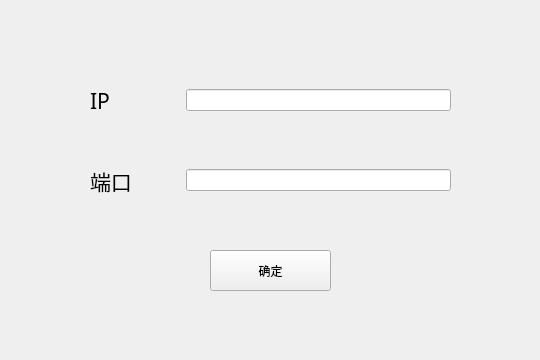
Qt form client/configwindow.ui (zx1316/linpop-lan-im) before a commit.
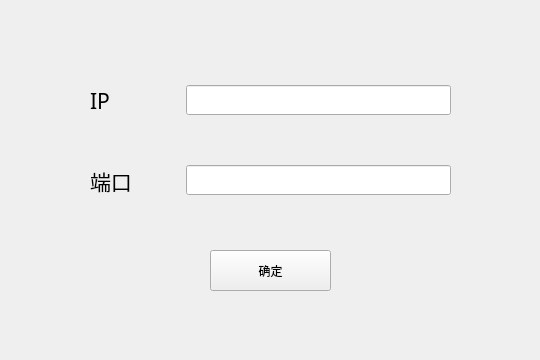
The same form after that commit.

```diff
--- a/client/configwindow.ui
+++ b/client/configwindow.ui
@@ -76,7 +76,19 @@
      </widget>
     </item>
     <item>
-     <widget class="QLineEdit" name="ipEdit"/>
+     <widget class="QLineEdit" name="ipEdit">
+      <property name="minimumSize">
+       <size>
+        <width>0</width>
+        <height>30</height>
+       </size>
+      </property>
+      <property name="font">
+       <font>
+        <pointsize>10</pointsize>
+       </font>
+      </property>
+     </widget>
     </item>
    </layout>
   </widget>
@@ -110,7 +122,19 @@
      </widget>
     </item>
     <item>
-     <widget class="QLineEdit" name="portEdit"/>
+     <widget class="QLineEdit" name="portEdit">
+      <property name="minimumSize">
+       <size>
+        <width>0</width>
+        <height>30</height>
+       </size>
+      </property>
+      <property name="font">
+       <font>
+        <pointsize>10</pointsize>
+       </font>
+      </property>
+     </widget>
     </item>
    </layout>
   </widget>
```
